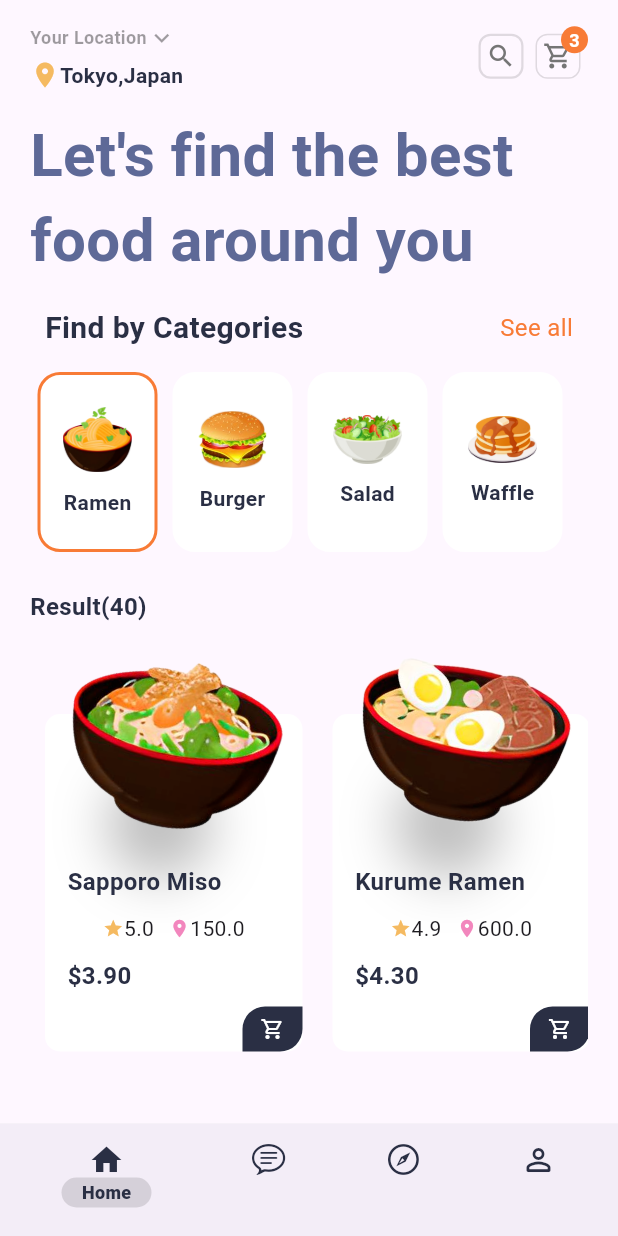
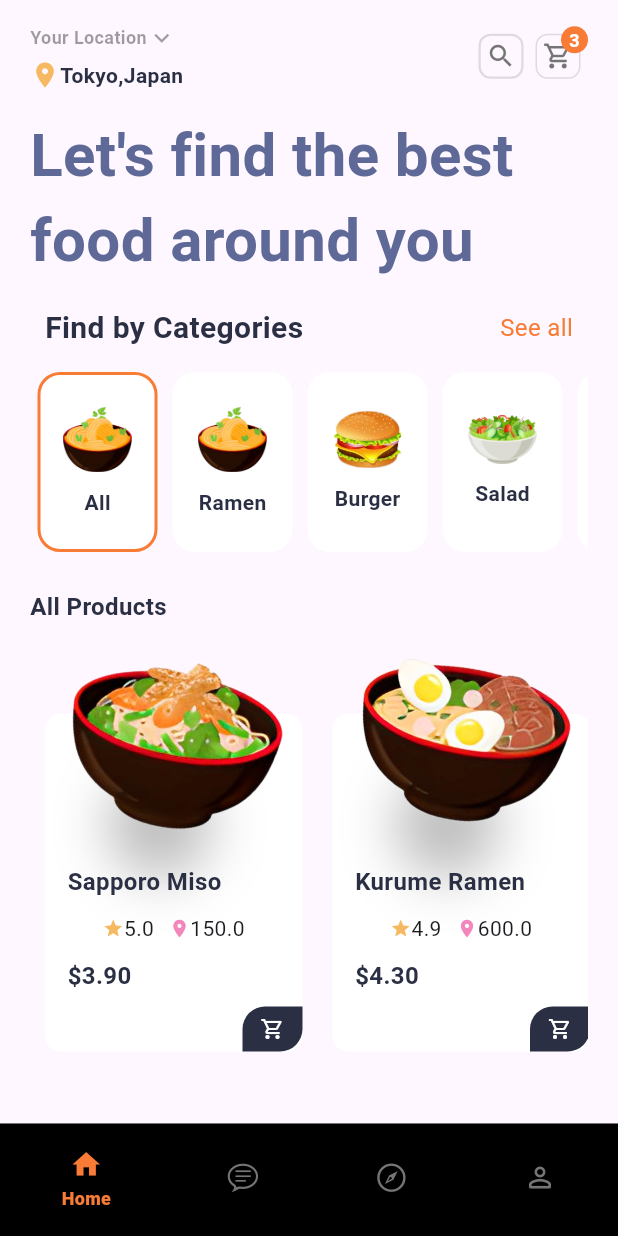
Before and after one commit to IBRHMHMDY/food_delivery_app_provider, a Flutter app: the screen it shows after launch, after a tap on "Get Started", on a phone screen of 412 x 824 dp. Run offline on Flutter 3.47's test engine with Material 3 defaults, Android fonts, the phone set to English and light mode, and no system bars; our stand-ins replace animate_do.

Commit message:
Complete Display Products by Category

```diff
--- /dev/null
+++ b/lib/Controllers/categories_controller.dart
@@ -0,0 +1,18 @@
+import 'package:flutter/material.dart';
+import 'package:food_delivery_app_provider/Models/category_model.dart';
+
+class CategoriesController extends ChangeNotifier {
+  final List<CategoryModel> _categories = [];
+  List<CategoryModel> get categories => _categories;
+  String categoryName = "";
+  getAll(){
+    return categories;
+  }
+  // Assuming you want to pass the categories as a parameter to this method
+  getSelectedCategory(int index) {
+    if (categories.isNotEmpty) {
+      categoryName = categories[index].name;
+    }
+    notifyListeners();
+  }
+}
--- a/lib/Core/constants.dart
+++ b/lib/Core/constants.dart
@@ -4,4 +4,4 @@ const korange = Color(0xFFf87b36);
 const kblack = Color(0xFF2a2f44);
 const kyellow = Color(0xFFf5ba61);
 const kpink = Color(0xFFf286bd);
-const kbgColor = Color(0xFFf5f5f5);
+const kbgColor = Color(0xFFDAD5D5);
--- a/lib/Models/category_model.dart
+++ b/lib/Models/category_model.dart
@@ -5,6 +5,10 @@ class CategoryModel {
 }
 
 List<CategoryModel> categories = [
+  CategoryModel(
+    image: 'assets/images/ramen.png',
+    name: 'All',
+  ),
   CategoryModel(
     image: 'assets/images/ramen.png',
     name: 'Ramen',
--- a/lib/Models/product_model.dart
+++ b/lib/Models/product_model.dart
@@ -12,7 +12,7 @@ class ProductModel {
   });
 }
 
-List<ProductModel> products = [
+List<ProductModel> productsDemo = [
   ProductModel(
     image: 'assets/images/ramen/sapporo_miso_ramen.png',
     title: 'Sapporo Miso',
--- a/lib/Views/Home/Widgets/listview_categories.dart
+++ b/lib/Views/Home/Widgets/listview_categories.dart
@@ -4,7 +4,8 @@ import 'package:food_delivery_app_provider/Models/category_model.dart';
 
 class ListViewCategories extends StatefulWidget {
   final List<CategoryModel> categories;
-  const ListViewCategories({super.key, required this.categories});
+  final Function(String) onSelectedCategory;
+  const ListViewCategories({super.key, required this.categories, required this.onSelectedCategory});
 
   @override
   State<ListViewCategories> createState() => _ListViewCategoriesState();
@@ -34,9 +35,11 @@ class _ListViewCategoriesState extends State<ListViewCategories> {
             child: Padding(
               padding: const EdgeInsets.symmetric(horizontal: 15),
               child: GestureDetector(
-                onTap: ()=>setState(() {
+                onTap: (){setState(() {
                   currentIndex = index;
-                }),
+                });
+                widget.onSelectedCategory(category.name);
+                },
                 child: Column(
                   mainAxisAlignment: MainAxisAlignment.center,
                   crossAxisAlignment: CrossAxisAlignment.center,
--- a/lib/Views/Home/Widgets/product_card.dart
+++ b/lib/Views/Home/Widgets/product_card.dart
@@ -17,6 +17,7 @@ class _ProductCardState extends State<ProductCard> {
   @override
   Widget build(BuildContext context) {
     Size size = MediaQuery.of(context).size;
+    ProductModel product = widget.products[widget.index];
     return Stack(
       alignment: AlignmentDirectional.bottomCenter,
       children: [
@@ -61,13 +62,13 @@ class _ProductCardState extends State<ProductCard> {
                             ),
                           ),
                         ),
-                        Image.asset(products[widget.index].image),
+                        Image.asset(product.image),
                       ],
                     ),
                   ),
                 ),
                 Text(
-                  products[widget.index].title,
+                  product.title,
                   style: TextStyle(
                     color: kblack,
                     fontWeight: FontWeight.bold,
@@ -81,14 +82,14 @@ class _ProductCardState extends State<ProductCard> {
                     Row(
                       children: [
                         Icon(Icons.star, color: kyellow, size: 14),
-                        Text(products[widget.index].rate.toString()),
+                        Text(product.rate.toString()),
                       ],
                     ),
                     SizedBox(width: 10),
                     Row(
                       children: [
                         Icon(Icons.location_on, color: kpink, size: 14),
-                        Text(products[widget.index].distance.toString()),
+                        Text(product.distance.toString()),
                       ],
                     ),
                   ],
@@ -98,7 +99,7 @@ class _ProductCardState extends State<ProductCard> {
                   crossAxisAlignment: CrossAxisAlignment.start,
                   children: [
                     Text(
-                      "\$${products[widget.index].price.toStringAsFixed(2)}",
+                      "\$${product.price.toStringAsFixed(2)}",
                       style: TextStyle(
                         color: kblack,
                         fontSize: 16,
@@ -111,6 +112,7 @@ class _ProductCardState extends State<ProductCard> {
             ),
           ),
         ),
+        // Button Shopping Cart
         Positioned(
           bottom: 0,
           right: 0,
--- a/lib/Views/Home/home_screen.dart
+++ b/lib/Views/Home/home_screen.dart
@@ -17,6 +17,8 @@ class HomeScreen extends StatefulWidget {
 }
 
 class _HomeScreenState extends State<HomeScreen> {
+  String category = "";
+  List<ProductModel> productsCategory = [];
   @override
   void initState() {
     super.initState();
@@ -25,6 +27,27 @@ class _HomeScreenState extends State<HomeScreen> {
       SystemUiMode.manual,
       overlays: SystemUiOverlay.values, // status & navigation يرجعوا
     );
+    if (categories.isNotEmpty) {
+      category = categories[0].name;
+      filterProductByCategory(category);
+    }
+  }
+
+  filterProductByCategory(String selectedCategory) {
+    setState(() {
+      category = selectedCategory;
+      if (categories[0].name == selectedCategory) {
+        productsCategory = productsDemo;
+      } else {
+        productsCategory = productsDemo
+            .where(
+              (product) =>
+                  product.category.toLowerCase() ==
+                  selectedCategory.toLowerCase(),
+            )
+            .toList();
+      }
+    });
   }
 
   @override
@@ -42,10 +65,17 @@ class _HomeScreenState extends State<HomeScreen> {
               SizedBox(height: 15),
               HeaderSection(),
               SizedBox(height: 15),
-              ListViewCategories(categories: categories),
+              ListViewCategories(
+                categories: categories,
+                onSelectedCategory: (category) {
+                  filterProductByCategory(category);
+                },
+              ),
               SizedBox(height: 25),
               Text(
-                "Result(40)",
+                category != "All"
+                    ? "Results: ${productsCategory.length}"
+                    : "All Products",
                 style: TextStyle(
                   color: kblack,
                   fontSize: 16,
@@ -57,10 +87,15 @@ class _HomeScreenState extends State<HomeScreen> {
                 physics: BouncingScrollPhysics(),
                 child: Row(
                   children: List.generate(
-                    products.length,
+                    productsCategory.length,
                     (index) => Padding(
-                      padding: index == 0 ? EdgeInsets.only(left: 10,right: 20): EdgeInsets.only(right: 25),
-                      child: ProductCard(products: products,index: index,),
+                      padding: index == 0
+                          ? EdgeInsets.only(left: 10, right: 20)
+                          : EdgeInsets.only(right: 25),
+                      child: ProductCard(
+                        products: productsCategory,
+                        index: index,
+                      ),
                     ),
                   ),
                 ),
--- a/lib/Widgets/bottom_icons.dart
+++ b/lib/Widgets/bottom_icons.dart
@@ -4,10 +4,14 @@ import 'package:flutter/material.dart';
 class BottomIcon {
   final IconData selected, unselected;
   final String label;
+  final double size;
+
   BottomIcon({
     required this.selected,
     required this.unselected,
     required this.label,
+    this.size = 22,
+
   });
 }
 
@@ -16,6 +20,7 @@ List<BottomIcon> bottomIcons = [
     selected: Icons.home,
     unselected: Icons.home_outlined,
     label: "Home",
+
   ),
   BottomIcon(
     selected: CupertinoIcons.chat_bubble_text_fill,
--- a/lib/Widgets/bottom_navbar.dart
+++ b/lib/Widgets/bottom_navbar.dart
@@ -19,6 +19,7 @@ class _BottomNavbarState extends State<BottomNavbar> {
   @override
   Widget build(BuildContext context) {
     return BottomAppBar(
+      color: Colors.black,
       elevation: 5,
       height: 75,
       child: Padding(
@@ -34,34 +35,33 @@ class _BottomNavbarState extends State<BottomNavbar> {
                   widget.onTap(index);
                 },
                 child: Column(
+                  mainAxisAlignment: MainAxisAlignment.center,
+                  crossAxisAlignment: CrossAxisAlignment.center,
                   children: [
                     Icon(
                       widget.currentIndex == index
                           ? bottomIcons[index].selected
                           : bottomIcons[index].unselected,
-                      color: kblack,
+                      color: widget.currentIndex == index ? korange : Colors.grey.shade600,
+                      size: bottomIcons[index].size,
                     ),
-                    AnimatedContainer(
-                      duration: Duration(milliseconds: 200),
-                      decoration: BoxDecoration(
-                        color: Colors.black12,
-                        borderRadius: BorderRadius.circular(15),
-                      ),
-                      width: widget.currentIndex == index ? 60 : 0,
-                      height: widget.currentIndex == index ? 20 : 0,
-                      child: widget.currentIndex == index
-                          ? Center(
+                    SizedBox(height: 3),
+                    widget.currentIndex == index
+                        ? AnimatedOpacity(
+                            duration: Duration(milliseconds: 200),
+                            opacity: widget.currentIndex == index ? 1 : 0,
+                            child: Center(
                               child: Text(
                                 bottomIcons[index].label,
                                 style: TextStyle(
-                                  color: kblack,
+                                  color: korange,
                                   fontSize: 12,
                                   fontWeight: FontWeight.w900,
                                 ),
                               ),
-                            )
-                          : Text(""),
-                    ),
+                            ),
+                          )
+                        : Container(),
                   ],
                 ),
               ),
--- a/lib/main.dart
+++ b/lib/main.dart
@@ -1,5 +1,6 @@
 import 'package:flutter/material.dart';
 import 'package:food_delivery_app_provider/Controllers/cart_controller.dart';
+import 'package:food_delivery_app_provider/Controllers/categories_controller.dart';
 import 'package:food_delivery_app_provider/Views/app_screens.dart';
 import 'package:provider/provider.dart';
 
@@ -14,7 +15,8 @@ class MyApp extends StatelessWidget {
   Widget build(BuildContext context) {
     return MultiProvider(
       providers: [
-        ChangeNotifierProvider(create: (create)=> CartController())
+        ChangeNotifierProvider(create: (create)=> CartController()),
+        ChangeNotifierProvider(create: (create)=> CategoriesController())
       ],
       child: MaterialApp(
         debugShowCheckedModeBanner: false,
```
